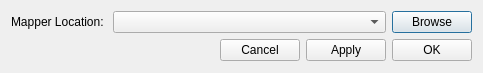
Above: configdialog.ui from AirSThib/MinetestMapperGUI before the change. Below: the same form after it.
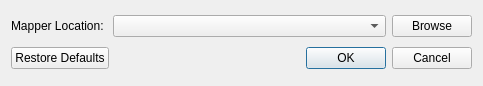
That is the form after the change. Icons and pictures are not drawn.

The edit to the form file:
```diff
--- a/configdialog.ui
+++ b/configdialog.ui
@@ -7,7 +7,7 @@
     <x>0</x>
     <y>0</y>
     <width>483</width>
-    <height>73</height>
+    <height>86</height>
    </rect>
   </property>
   <property name="windowTitle">
@@ -31,44 +31,6 @@
      </property>
     </widget>
    </item>
-   <item row="1" column="0" colspan="3">
-    <layout class="QHBoxLayout" name="horizontalLayout">
-     <item>
-      <spacer name="horizontalSpacer">
-       <property name="orientation">
-        <enum>Qt::Horizontal</enum>
-       </property>
-       <property name="sizeHint" stdset="0">
-        <size>
-         <width>40</width>
-         <height>20</height>
-        </size>
-       </property>
-      </spacer>
-     </item>
-     <item>
-      <widget class="QPushButton" name="CancelButton">
-       <property name="text">
-        <string>Cancel</string>
-       </property>
-      </widget>
-     </item>
-     <item>
-      <widget class="QPushButton" name="ApplyButton">
-       <property name="text">
-        <string>Apply</string>
-       </property>
-      </widget>
-     </item>
-     <item>
-      <widget class="QPushButton" name="OKButton">
-       <property name="text">
-        <string>OK</string>
-       </property>
-      </widget>
-     </item>
-    </layout>
-   </item>
    <item row="0" column="1">
     <widget class="QComboBox" name="path_Minetestmapper">
      <property name="sizePolicy">
@@ -90,6 +52,16 @@
      <property name="text">
       <string>Mapper Location: </string>
      </property>
+     <property name="buddy">
+      <cstring>path_Minetestmapper</cstring>
+     </property>
+    </widget>
+   </item>
+   <item row="2" column="0" colspan="3">
+    <widget class="QDialogButtonBox" name="buttonBox">
+     <property name="standardButtons">
+      <set>QDialogButtonBox::Cancel|QDialogButtonBox::Ok|QDialogButtonBox::RestoreDefaults</set>
+     </property>
     </widget>
    </item>
   </layout>
```
Left out of the diff: 39 changed lines with no effect on the pictures.
